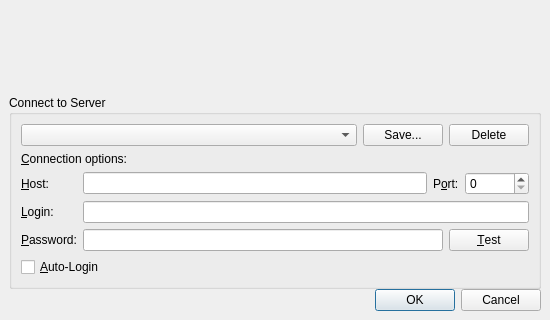
Qt form client/src/ui/dialogs/login_dialog.ui (networkoptix/nx_open) before a commit; both pictures show x 0 to 550 and y 220 to 540 of the 550 by 540 pixel window.
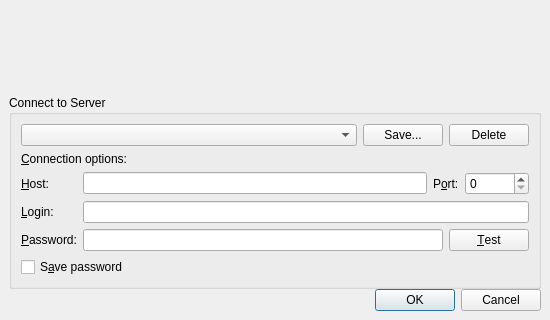
The same form after that commit. Custom widgets are drawn as their Qt base class.

Commit message:
(Issue #3884) :  Auto Login & Save connection as
<==== Mercurial data ====>
Branch: master

```diff
--- a/client/src/ui/dialogs/login_dialog.ui
+++ b/client/src/ui/dialogs/login_dialog.ui
@@ -264,7 +264,7 @@
         <item>
          <widget class="QCheckBox" name="rememberPasswordCheckBox">
           <property name="text">
-           <string>&amp;Auto-Login</string>
+           <string>S&amp;ave password</string>
           </property>
           <property name="checked">
            <bool>false</bool>
```
